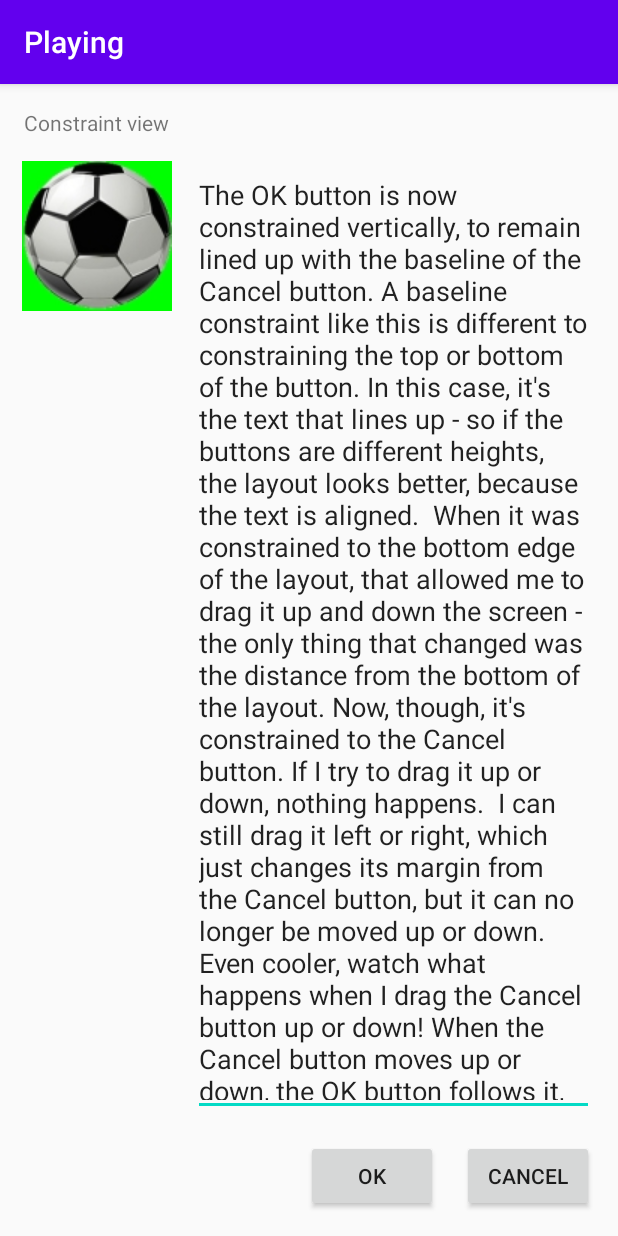
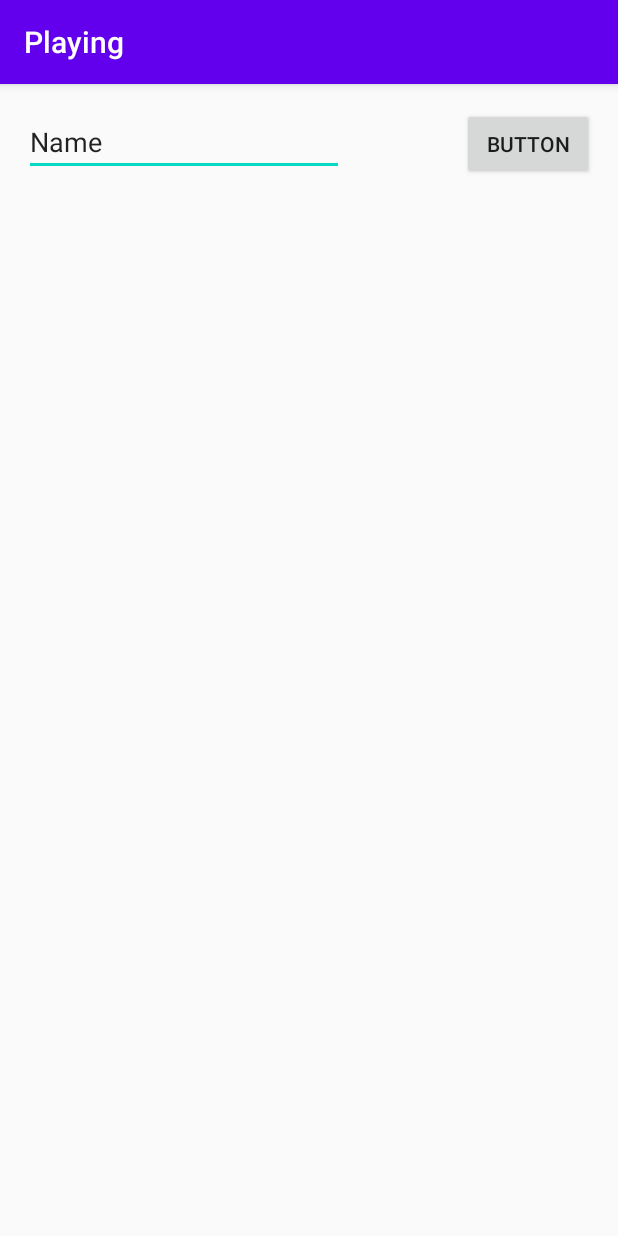
Before and after one commit to lux-coder/Playing, an Android app: the screen it shows after launch (MainActivity), on a phone screen of 412 x 824 dp. Run offline under Robolectric (Android 15) with nearby library versions, the phone set to English and light mode, and no system bars.

Commit message:
button count taps and writes to textview

```diff
--- a/app/src/main/java/com/example/playing/MainActivity.kt
+++ b/app/src/main/java/com/example/playing/MainActivity.kt
@@ -2,12 +2,48 @@ package com.example.playing
 
 import androidx.appcompat.app.AppCompatActivity
 import android.os.Bundle
+import android.text.method.ScrollingMovementMethod
+import android.view.View
+import android.widget.Button
+import android.widget.EditText
+import android.widget.TextView
 
 class MainActivity : AppCompatActivity() {
+
+    private var userInput: EditText? = null
+    private var button: Button? = null
+    private var textView: TextView? = null
+
+    private var numTimesClicked = 0
 
     override fun onCreate(savedInstanceState: Bundle?) {
         super.onCreate(savedInstanceState)
         //setContentView(R.layout.activity_main)
-        setContentView(R.layout.note_layout)
+        //setContentView(R.layout.note_layout)
+        setContentView(R.layout.new_layout)
+
+        userInput = findViewById<EditText>(R.id.editText)
+        button = findViewById<Button>(R.id.button)
+
+        textView = findViewById<TextView>(R.id.textView)
+        textView?.text = ""
+        textView?.movementMethod = ScrollingMovementMethod()
+
+
+        button?.setOnClickListener(object : View.OnClickListener{
+            override fun onClick(v: View?) {
+                numTimesClicked += 1
+                textView?.append("The button got tapped $numTimesClicked time")
+                if(numTimesClicked != 1){
+                    textView?.append("s\n")
+                } else{
+                    textView?.append("\n")
+                }
+
+
+            }
+        })
+
+
     }
 }
--- a/app/src/main/res/layout/activity_main.xml
+++ /dev/null
@@ -1,34 +0,0 @@
-<?xml version="1.0" encoding="utf-8"?>
-<androidx.constraintlayout.widget.ConstraintLayout xmlns:android="http://schemas.android.com/apk/res/android"
-    xmlns:app="http://schemas.android.com/apk/res-auto"
-    xmlns:tools="http://schemas.android.com/tools"
-    android:layout_width="match_parent"
-    android:layout_height="match_parent"
-    tools:context=".MainActivity">
-
-    <ImageView
-        android:id="@+id/imageView2"
-        android:layout_width="0dp"
-        android:layout_height="0dp"
-        android:layout_marginStart="16dp"
-        android:layout_marginTop="16dp"
-        android:layout_marginEnd="16dp"
-        android:layout_marginBottom="16dp"
-        android:scaleType="centerCrop"
-        app:layout_constraintBottom_toBottomOf="parent"
-        app:layout_constraintEnd_toEndOf="parent"
-        app:layout_constraintStart_toEndOf="@+id/button"
-        app:layout_constraintTop_toBottomOf="@+id/button"
-        app:srcCompat="@drawable/ball_100x100" />
-
-    <Button
-        android:id="@+id/button"
-        android:layout_width="wrap_content"
-        android:layout_height="wrap_content"
-        android:layout_marginStart="16dp"
-        android:layout_marginTop="16dp"
-        android:text="Button"
-        android:textSize="14sp"
-        app:layout_constraintStart_toStartOf="parent"
-        app:layout_constraintTop_toTopOf="parent" />
-</androidx.constraintlayout.widget.ConstraintLayout>
--- /dev/null
+++ b/app/src/main/res/layout/new_layout.xml
@@ -0,0 +1,50 @@
+<?xml version="1.0" encoding="utf-8"?>
+<androidx.constraintlayout.widget.ConstraintLayout xmlns:android="http://schemas.android.com/apk/res/android"
+    xmlns:app="http://schemas.android.com/apk/res-auto"
+    xmlns:tools="http://schemas.android.com/tools"
+    android:layout_width="match_parent"
+    android:layout_height="match_parent">
+
+    <EditText
+        android:id="@+id/editText"
+        android:layout_width="0dp"
+        android:layout_height="wrap_content"
+        android:layout_marginStart="16dp"
+        android:layout_marginTop="16dp"
+        android:ems="10"
+        android:hint="@string/gues_what"
+        android:importantForAutofill="no"
+        android:inputType="textPersonName"
+        android:text="@string/name"
+        app:layout_constraintStart_toStartOf="parent"
+        app:layout_constraintTop_toTopOf="parent" />
+
+    <TextView
+        android:id="@+id/textView"
+        android:layout_width="0dp"
+        android:layout_height="0dp"
+        android:layout_margin="16dp"
+        android:layout_marginTop="16dp"
+        android:layout_marginBottom="16dp"
+        android:scrollbars="vertical"
+        android:text="@string/textview"
+        app:layout_constraintBottom_toBottomOf="parent"
+        app:layout_constraintEnd_toEndOf="parent"
+        app:layout_constraintHorizontal_bias="0.0"
+        app:layout_constraintStart_toStartOf="parent"
+        app:layout_constraintTop_toBottomOf="@+id/editText"
+        app:layout_constraintVertical_bias="0.0" />
+
+    <Button
+        android:id="@+id/button"
+        android:layout_width="wrap_content"
+        android:layout_height="wrap_content"
+        android:layout_marginStart="16dp"
+        android:layout_marginTop="16dp"
+        android:layout_marginEnd="16dp"
+        android:text="@string/button"
+        app:layout_constraintEnd_toEndOf="parent"
+        app:layout_constraintHorizontal_bias="1.0"
+        app:layout_constraintStart_toEndOf="@+id/editText"
+        app:layout_constraintTop_toTopOf="parent" />
+</androidx.constraintlayout.widget.ConstraintLayout>
--- a/app/src/main/res/layout/note_layout.xml
+++ /dev/null
@@ -1,71 +0,0 @@
-<?xml version="1.0" encoding="utf-8"?>
-<androidx.constraintlayout.widget.ConstraintLayout
-    xmlns:android="http://schemas.android.com/apk/res/android"
-    xmlns:app="http://schemas.android.com/apk/res-auto"
-    xmlns:tools="http://schemas.android.com/tools"
-    android:layout_width="match_parent"
-    android:layout_height="match_parent">
-
-    <TextView
-        android:id="@+id/textView"
-        android:layout_width="wrap_content"
-        android:layout_height="wrap_content"
-        android:layout_marginStart="16dp"
-        android:layout_marginTop="16dp"
-        android:text="Constraint view"
-        app:layout_constraintStart_toStartOf="parent"
-        app:layout_constraintTop_toTopOf="parent" />
-
-    <EditText
-        android:id="@+id/editText"
-        android:layout_width="0dp"
-        android:layout_height="0dp"
-        android:layout_marginStart="16dp"
-        android:layout_marginTop="16dp"
-        android:layout_marginEnd="16dp"
-        android:layout_marginBottom="16dp"
-        android:ems="10"
-        android:gravity="start|top"
-        android:inputType="textMultiLine"
-        android:scrollbarAlwaysDrawHorizontalTrack="false"
-        android:scrollbars="vertical"
-        android:text="The OK button is now constrained vertically, to remain lined up with the baseline of the Cancel button. A baseline constraint like this is different to constraining the top or bottom of the button. In this case, it's the text that lines up - so if the buttons are different heights, the layout looks better, because the text is aligned.  When it was constrained to the bottom edge of the layout, that allowed me to drag it up and down the screen - the only thing that changed was the distance from the bottom of the layout. Now, though, it's constrained to the Cancel button. If I try to drag it up or down, nothing happens.  I can still drag it left or right, which just changes its margin from the Cancel button, but it can no longer be moved up or down.  Even cooler, watch what happens when I drag the Cancel button up or down! When the Cancel button moves up or down, the OK button follows it, because of the vertical constraint.  Whether I'd constrained the top, bottom or baseline, that would still be the case, the OK button can't be moved vertically because it's constrained to the Cancel button, and when the Cancel button moves vertically the OK button follows.  Notice that when the OK button's selected, the Inspector shows a downwards arrow to indicate that there is a constraint, but you can't change the margin value like you can with the constraint to the right. Baseline constraints don't have margins."
-        app:layout_constraintBottom_toTopOf="@+id/button3"
-        app:layout_constraintEnd_toEndOf="parent"
-        app:layout_constraintHorizontal_bias="0.0"
-        app:layout_constraintStart_toEndOf="@+id/textView"
-        app:layout_constraintTop_toBottomOf="@+id/textView"
-        app:layout_constraintVertical_bias="0.0" />
-
-    <Button
-        android:id="@+id/button2"
-        android:layout_width="wrap_content"
-        android:layout_height="wrap_content"
-        android:layout_marginEnd="16dp"
-        android:layout_marginBottom="16dp"
-        android:text="@android:string/cancel"
-        app:layout_constraintBottom_toBottomOf="parent"
-        app:layout_constraintEnd_toEndOf="parent" />
-
-    <Button
-        android:id="@+id/button3"
-        android:layout_width="wrap_content"
-        android:layout_height="wrap_content"
-        android:layout_marginEnd="16dp"
-        android:layout_marginBottom="16dp"
-        android:text="@android:string/ok"
-        app:layout_constraintBottom_toBottomOf="parent"
-        app:layout_constraintEnd_toStartOf="@+id/button2" />
-
-    <ImageView
-        android:id="@+id/imageView"
-        android:layout_width="wrap_content"
-        android:layout_height="wrap_content"
-        android:layout_marginStart="16dp"
-        android:layout_marginTop="16dp"
-        android:layout_marginEnd="15dp"
-        app:layout_constraintEnd_toStartOf="@+id/editText"
-        app:layout_constraintStart_toStartOf="parent"
-        app:layout_constraintTop_toBottomOf="@+id/textView"
-        app:srcCompat="@drawable/ball_100x100" />
-</androidx.constraintlayout.widget.ConstraintLayout>
--- a/app/src/main/res/values/strings.xml
+++ b/app/src/main/res/values/strings.xml
@@ -1,3 +1,7 @@
 <resources>
     <string name="app_name">Playing</string>
+    <string name="name">Name</string>
+    <string name="textview">TextView</string>
+    <string name="gues_what">gues what</string>
+    <string name="button">Button</string>
 </resources>
```
